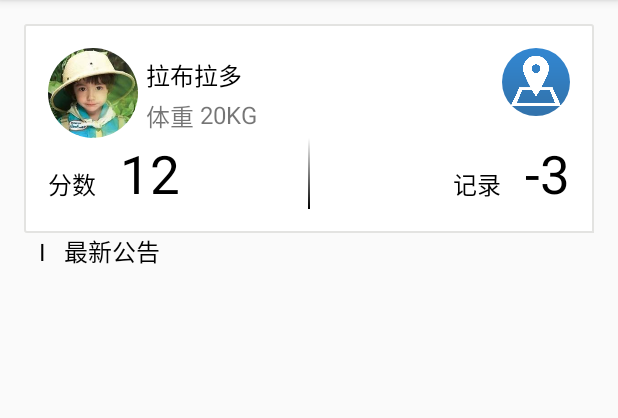
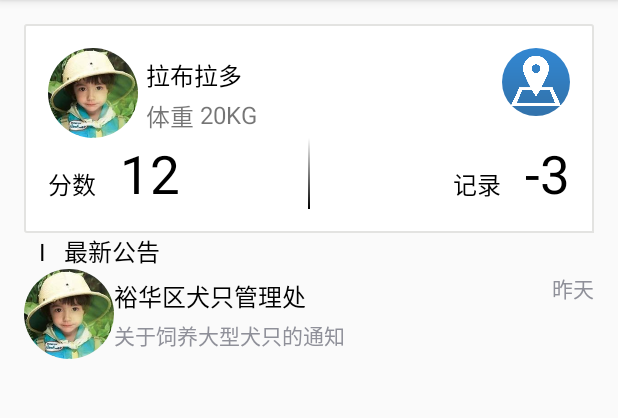
Before and after one commit to 1753762376/DogsManagerApp, an Android app: the screen it shows after launch (MainActivity), on a phone screen of 412 x 824 dp, the part 84-502 px from its top. Run offline under Robolectric (Android 15) with nearby library versions, the phone set to English and light mode, and no system bars; our stand-ins replace CircleImageView.

Commit message:
2018/9/25

```diff
--- a/app/src/main/AndroidManifest.xml
+++ b/app/src/main/AndroidManifest.xml
@@ -9,7 +9,7 @@
         android:roundIcon="@mipmap/ic_launcher_round"
         android:supportsRtl="true"
         android:theme="@style/AppTheme">
-        <activity android:name=".MainActivity">
+        <activity android:name=".Activity.MainActivity">
             <intent-filter>
                 <action android:name="android.intent.action.MAIN" />
 
--- a/app/src/main/java/com/example/jack/dogsmaganerapp/BaseActivity.java
+++ b/app/src/main/java/com/example/jack/dogsmaganerapp/Activity/BaseActivity.java
@@ -1,4 +1,4 @@
-package com.example.jack.dogsmaganerapp;
+package com.example.jack.dogsmaganerapp.Activity;
 
 import android.support.v7.app.AppCompatActivity;
 
--- /dev/null
+++ b/app/src/main/java/com/example/jack/dogsmaganerapp/Activity/MainActivity.java
@@ -0,0 +1,68 @@
+package com.example.jack.dogsmaganerapp.Activity;
+
+
+import android.os.Bundle;
+import android.support.v7.widget.LinearLayoutManager;
+import android.support.v7.widget.RecyclerView;
+import android.widget.LinearLayout;
+
+import com.example.jack.dogsmaganerapp.R;
+import com.example.jack.dogsmaganerapp.object.Bulletin;
+import com.example.jack.dogsmaganerapp.user_defined_adapter.RecyBulletinAdapter;
+
+import java.util.ArrayList;
+import java.util.List;
+
+/**
+ * BackgroundLibrary使用方法：
+ * 1.在super.onCreate方法之前调用
+ */
+
+public class MainActivity extends BaseActivity {
+
+    private List<Bulletin> bulletinsList;
+    private RecyclerView recy_bulletin;
+
+    @Override
+    protected void onCreate(Bundle savedInstanceState) {
+        super.onCreate(savedInstanceState);
+        setContentView(R.layout.activity_main);
+
+//        初始化bulletinList数据
+        bulletinsList = initBulletinList();
+
+//        设置bulletinRecy，绑定adapter
+        setBulletinRecy();
+
+    }
+
+    //        设置bulletinRecy，绑定adapter
+    private void setBulletinRecy() {
+//        初始化recy
+        recy_bulletin = (RecyclerView)findViewById(R.id.recy_bulletin);
+//        设置recy布局方式为线性布局,默认垂直排列
+        LinearLayoutManager layoutManager = new LinearLayoutManager(this);
+        recy_bulletin.setLayoutManager(layoutManager);
+//        创建adapter
+        RecyBulletinAdapter adapter = new RecyBulletinAdapter(bulletinsList,getApplicationContext());
+        recy_bulletin.setAdapter(adapter);
+
+    }
+
+    //        初始化bulletinList数据
+    private List initBulletinList() {
+        List<Bulletin> bulletins = new ArrayList<>();
+
+        bulletins.add(new Bulletin(R.drawable.square_picture,
+                R.string.bulletin_name_1,
+                R.string.bulletin_title_1,
+                R.string.bulletin_time_1));
+
+        bulletins.add(new Bulletin(R.drawable.map_picture,
+                R.string.bulletin_name_2,
+                R.string.bulletin_title_2,
+                R.string.bulletin_time_2));
+
+        return bulletins;
+    }
+}
--- a/app/src/main/java/com/example/jack/dogsmaganerapp/MainActivity.java
+++ /dev/null
@@ -1,18 +0,0 @@
-package com.example.jack.dogsmaganerapp;
-
-
-import android.os.Bundle;
-
-/**
- * BackgroundLibrary使用方法：
- * 1.在super.onCreate方法之前调用
- */
-
-public class MainActivity extends BaseActivity {
-
-    @Override
-    protected void onCreate(Bundle savedInstanceState) {
-        super.onCreate(savedInstanceState);
-        setContentView(R.layout.activity_main);
-    }
-}
--- /dev/null
+++ b/app/src/main/java/com/example/jack/dogsmaganerapp/object/Bulletin.java
@@ -0,0 +1,62 @@
+package com.example.jack.dogsmaganerapp.object;
+
+public class Bulletin {
+
+
+    private int bulletin_icon;
+    private int bulletin_name,bulletin_title,bulletin_time;
+
+//    无参数构造函数
+    public Bulletin(){
+
+    }
+//    初始化全部属性构造函数
+    public Bulletin(int icon,int name,int title,int time){
+        bulletin_icon = icon;
+        bulletin_name = name;
+        bulletin_title = title;
+        bulletin_time = time;
+    }
+
+
+//    set/get方法
+    public int getBulletin_icon() {
+        return bulletin_icon;
+    }
+
+    public int getBulletin_name() {
+        return bulletin_name;
+    }
+
+    public int getBulletin_title() {
+        return bulletin_title;
+    }
+
+    public int getBulletin_time() {
+        return bulletin_time;
+    }
+
+    public void setBulletin_icon(int bulletin_icon) {
+        this.bulletin_icon = bulletin_icon;
+    }
+
+    public void setBulletin_name(int bulletin_name) {
+        this.bulletin_name = bulletin_name;
+    }
+
+    public void setBulletin_title(int bulletin_title) {
+        this.bulletin_title = bulletin_title;
+    }
+
+    public void setBulletin_time(int bulletin_time) {
+        this.bulletin_time = bulletin_time;
+    }
+
+    @Override
+    public String toString() {
+        return "公告部门图标："+bulletin_icon+"/n"
+                +"公告部门名称："+bulletin_name+"/n"
+                +"公告标题："+bulletin_title+"/n"
+                +"公告时间："+bulletin_time;
+    }
+}
--- a/app/src/main/java/com/example/jack/dogsmaganerapp/user_defined_adapter/RecyBulletinAdapter.java
+++ b/app/src/main/java/com/example/jack/dogsmaganerapp/user_defined_adapter/RecyBulletinAdapter.java
@@ -1,37 +1,77 @@
 package com.example.jack.dogsmaganerapp.user_defined_adapter;
 
+import android.content.Context;
 import android.support.v7.widget.RecyclerView;
+import android.view.LayoutInflater;
 import android.view.View;
 import android.view.ViewGroup;
-import android.widget.Adapter;
-import android.widget.ImageView;
 import android.widget.TextView;
+import com.example.jack.dogsmaganerapp.R;
+import com.example.jack.dogsmaganerapp.object.Bulletin;
+import com.example.jack.dogsmaganerapp.user_defined_view.CircleImageView;
 
-import com.example.jack.dogsmaganerapp.R;
+import java.util.List;
 
-public class RecyBulletinAdapter extends RecyclerView.Adapter {
+//继承自Recy.Adapter，指定泛型为创建好的内部类ViewHolder
+public class RecyBulletinAdapter extends RecyclerView.Adapter<RecyBulletinAdapter.ViewHolder>{
+
+    //    内部类viewHolder,里面放着recy列表单项的布局控件
+    static class ViewHolder extends RecyclerView.ViewHolder{
+
+        private CircleImageView bullitin_icon;
+        private TextView bulletin_name,bulletin_title,bulletin_time;
+
+        public ViewHolder(View itemView) {
+            super(itemView);
+
+    //        初始化单项控件
+            bullitin_icon = (CircleImageView) itemView.findViewById(R.id.image_bulletin_icon);
+            bulletin_name = (TextView)itemView.findViewById(R.id.tv_bulletin_name);
+            bulletin_title = (TextView)itemView.findViewById(R.id.tv_bulletin_title);
+            bulletin_time = (TextView)itemView.findViewById(R.id.tv_bulletin_time);
 
 
-
-    @Override
-    public RecyclerView.ViewHolder onCreateViewHolder(ViewGroup parent, int viewType) {
-        return null;
+        }
     }
 
+    private List<Bulletin> bulletinList;
+    private Context context;
+
+//    Adapter构造方法，构造时将放着公告对象的list,和上下文传入
+    public RecyBulletinAdapter(List bulletins,Context context){
+        bulletinList = bulletins;
+        this.context = context;
+    }
+
+    //    创建ViewHolder（模板），
+//      构造视图时调用，这里在构造视图时通过LayoutInflate添加item子项布局创建view，
+//          传给viewholder构造函数
     @Override
-    public void onBindViewHolder(RecyclerView.ViewHolder holder, int position) {
+    public ViewHolder onCreateViewHolder(ViewGroup parent, int viewType) {
 
+        View view = LayoutInflater.from(context).inflate(R.layout.item_recy_bulletin,parent,false);
+        ViewHolder viewHolder = new ViewHolder(view);
+
+        return viewHolder;
+    }
+
+    //    下滑列表出现新视图是调用该方法，这里调用方法时为视图赋值
+    @Override
+    public void onBindViewHolder(ViewHolder holder, int position) {
+
+//        获得列表对应位置的bulletin
+        Bulletin bulletin = bulletinList.get(position);
+//        设置视图
+        holder.bullitin_icon.setImageResource(bulletin.getBulletin_icon());
+        holder.bulletin_name.setText(bulletin.getBulletin_name());
+        holder.bulletin_title.setText(bulletin.getBulletin_title());
+        holder.bulletin_time.setText(bulletin.getBulletin_time());
     }
 
     @Override
     public int getItemCount() {
-        return 0;
+        return bulletinList.size();
     }
 
-    public class MyViewHolder extends RecyclerView.ViewHolder{
 
-        public MyViewHolder(View itemView) {
-            super(itemView);
-        }
-    }
 }
--- a/app/src/main/res/layout/activity_main.xml
+++ b/app/src/main/res/layout/activity_main.xml
@@ -9,7 +9,7 @@
     android:paddingTop="@dimen/main_activity_padding"
     android:paddingLeft="@dimen/main_activity_padding"
     android:paddingRight="@dimen/main_activity_padding"
-    tools:context=".MainActivity">
+    tools:context=".Activity.MainActivity">
 
     <!--犬只管理-->
     <RelativeLayout
@@ -166,15 +166,8 @@
         <android.support.v7.widget.RecyclerView
             android:id="@+id/recy_bulletin"
             android:layout_width="match_parent"
-            android:layout_height="wrap_content" />
-
+            android:layout_height="match_parent" />
 
     </LinearLayout>
 
-
-
-
-
-
-
 </LinearLayout>
--- a/app/src/main/res/layout/item_recy_bulletin.xml
+++ b/app/src/main/res/layout/item_recy_bulletin.xml
@@ -8,8 +8,8 @@
     <com.example.jack.dogsmaganerapp.user_defined_view.CircleImageView
         android:layout_width="60dp"
         android:layout_height="60dp"
-        android:id="@+id/image_icon_bulletin"
-        android:src="@drawable/bg_dog_info_layout"/>
+        android:id="@+id/image_bulletin_icon"
+        android:src="@drawable/square_picture"/>
 
     <!--公告部门名字、公告时间-->
     <LinearLayout
@@ -17,7 +17,7 @@
         android:layout_width="match_parent"
         android:layout_height="wrap_content"
         android:orientation="horizontal"
-        android:layout_toRightOf="@+id/image_icon_bulletin">
+        android:layout_toRightOf="@+id/image_bulletin_icon">
 
         <!--公告部门名字-->
         <TextView
@@ -25,6 +25,8 @@
             android:layout_width="wrap_content"
             android:layout_height="wrap_content"
             android:textSize="16sp"
+            android:layout_marginBottom="3dp"
+            android:layout_marginTop="6dp"
             android:text="裕华区犬只管理处"
             android:textColor="@color/colorBlack"/>
 
@@ -47,7 +49,7 @@
         android:layout_width="match_parent"
         android:layout_height="wrap_content"
         android:layout_below="@+id/linear_bulletin_first"
-        android:layout_toRightOf="@+id/image_icon_bulletin"
+        android:layout_toRightOf="@+id/image_bulletin_icon"
         android:orientation="horizontal">
 
         <!--公告内容标题-->
--- a/app/src/main/res/values/strings.xml
+++ b/app/src/main/res/values/strings.xml
@@ -1,3 +1,9 @@
 <resources>
     <string name="app_name">DogsMaganerApp</string>
+    <string name="bulletin_name_1">裕华区犬只管理处</string>
+    <string name="bulletin_title_1">关于饲养大型犬只的通知</string>
+    <string name="bulletin_name_2">桥西区犬只管理处</string>
+    <string name="bulletin_title_2">饲养犬只的注意事项</string>
+    <string name="bulletin_time_1">昨天</string>
+    <string name="bulletin_time_2">18-8-15</string>
 </resources>
```
Also changed, not shown: 1 other file.
